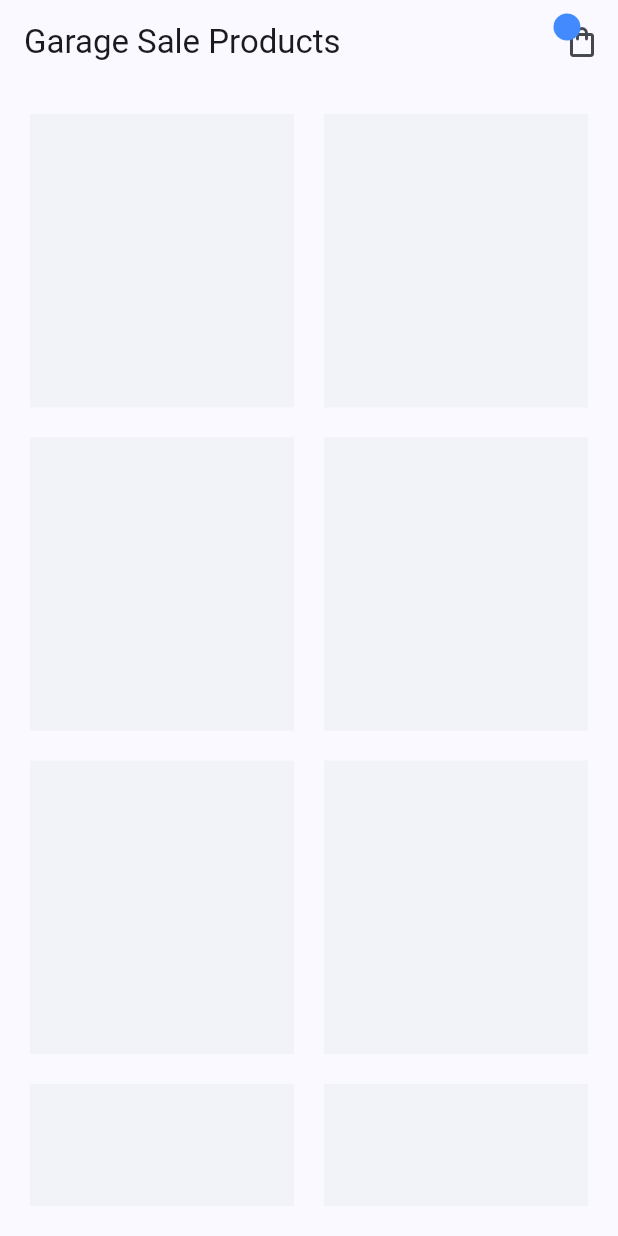
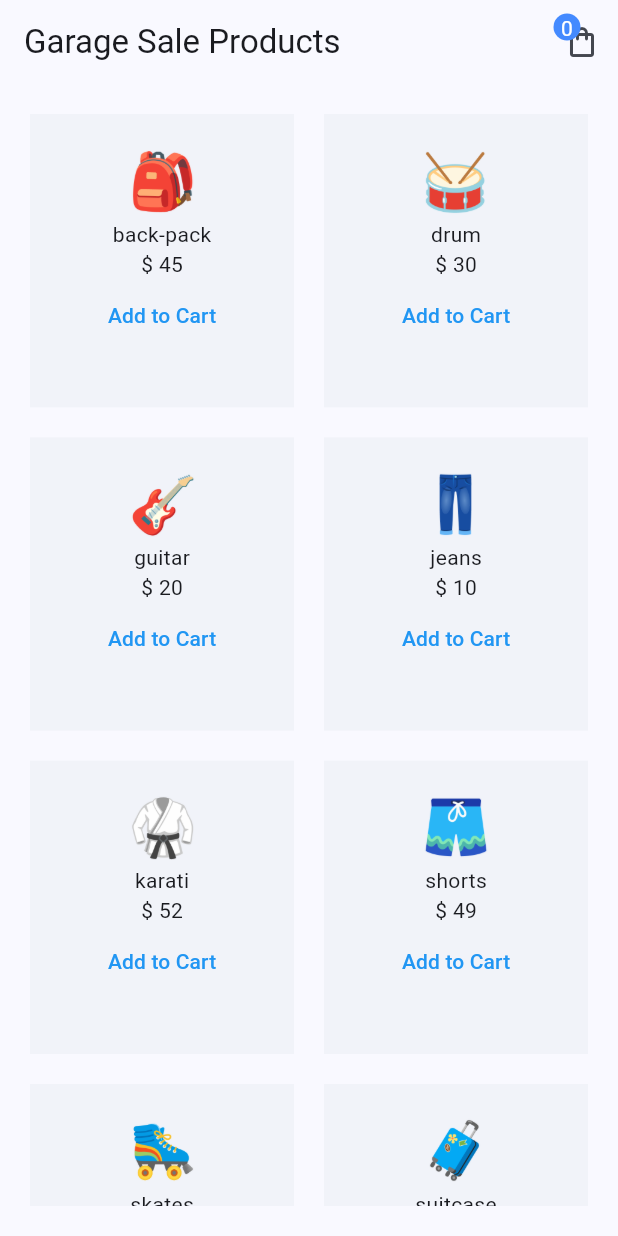
Before and after one commit to pranav-deshpande6224/apps, a Flutter app: the screen it shows after launch, on a phone screen of 412 x 824 dp. Run offline on Flutter 3.47's test engine with Material 3 defaults, Android fonts, the phone set to English and light mode, and no system bars; our stand-ins replace flutter_riverpod.

Commit message:
riverpod basics net ninja

```diff
--- a/flutter-riverpod-tutorial-starter-project/lib/main.dart
+++ b/flutter-riverpod-tutorial-starter-project/lib/main.dart
@@ -1,8 +1,9 @@
 import 'package:flutter/material.dart';
+import 'package:flutter_riverpod/flutter_riverpod.dart';
 import 'package:riverpod_files/screens/home/home_screen.dart';
 
 void main() {
-  runApp(const MyApp());
+  runApp( const ProviderScope(child: MyApp()));
 }
 
 class MyApp extends StatelessWidget {
--- /dev/null
+++ b/flutter-riverpod-tutorial-starter-project/lib/providers/products_provider.dart
@@ -0,0 +1,36 @@
+import 'package:flutter_riverpod/flutter_riverpod.dart';
+import 'package:riverpod_files/models/product.dart';
+
+const List<Product> allProducts = [
+  Product(
+      id: '1',
+      title: 'back-pack',
+      price: 45,
+      image: 'assets/products/backpack.png'),
+  Product(id: '2', title: 'drum', price: 30, image: 'assets/products/drum.png'),
+  Product(
+      id: '3', title: 'guitar', price: 20, image: 'assets/products/guitar.png'),
+  Product(
+      id: '4', title: 'jeans', price: 10, image: 'assets/products/jeans.png'),
+  Product(
+      id: '5', title: 'karati', price: 52, image: 'assets/products/karati.png'),
+  Product(
+      id: '6', title: 'shorts', price: 49, image: 'assets/products/shorts.png'),
+  Product(
+      id: '7', title: 'skates', price: 79, image: 'assets/products/skates.png'),
+  Product(
+      id: '8',
+      title: 'suitcase',
+      price: 67,
+      image: 'assets/products/suitcase.png'),
+];
+
+final allProductsProvider = Provider((ref) {
+  return allProducts;
+});
+
+final reducedproductsProvider = Provider((ref) {
+  return allProducts.where((element) {
+    return element.price <= 50;
+  });
+});
--- a/flutter-riverpod-tutorial-starter-project/lib/screens/home/home_screen.dart
+++ b/flutter-riverpod-tutorial-starter-project/lib/screens/home/home_screen.dart
@@ -1,11 +1,17 @@
 import 'package:flutter/material.dart';
+import 'package:flutter_riverpod/flutter_riverpod.dart';
+import 'package:riverpod_files/providers/cart_provider.dart';
+import 'package:riverpod_files/providers/products_provider.dart';
 import 'package:riverpod_files/shared/cart_icon.dart';
 
-class HomeScreen extends StatelessWidget {
+class HomeScreen extends ConsumerWidget {
   const HomeScreen({super.key});
 
   @override
-  Widget build(BuildContext context) {
+  Widget build(BuildContext context, WidgetRef ref) {
+    print('build of consumer widget');
+    final allProducts = ref.watch(allProductsProvider);
+    final cartProducts = ref.watch(cartNotifierProvider);
     return Scaffold(
       appBar: AppBar(
         title: const Text('Garage Sale Products'),
@@ -14,17 +20,50 @@ class HomeScreen extends StatelessWidget {
       body: Padding(
         padding: const EdgeInsets.all(20),
         child: GridView.builder(
-          itemCount: 8,
-          gridDelegate:const SliverGridDelegateWithFixedCrossAxisCount(
+          itemCount: allProducts.length,
+          gridDelegate: const SliverGridDelegateWithFixedCrossAxisCount(
             crossAxisCount: 2,
             mainAxisSpacing: 20,
             crossAxisSpacing: 20,
             childAspectRatio: 0.9,
           ),
-          itemBuilder:(context, index) {
+          itemBuilder: (context, index) {
             return Container(
-              padding: const EdgeInsets.all(20),
+              padding: const EdgeInsets.only(top: 20),
               color: Colors.blueGrey.withOpacity(0.05),
+              child: Column(
+                children: [
+                  Image.asset(
+                    allProducts[index].image,
+                    height: 50,
+                    width: 50,
+                  ),
+                  Text(allProducts[index].title),
+                  Text('\$ ${allProducts[index].price}'),
+                  if (cartProducts.contains(allProducts[index]))
+                    TextButton(
+                        onPressed: () {
+                          ref.read(cartNotifierProvider.notifier).removeProduct(
+                                allProducts[index],
+                              );
+                        },
+                        child: const Text(
+                          'Remove',
+                          style: TextStyle(color: Colors.blueGrey),
+                        )),
+                  if (!cartProducts.contains(allProducts[index]))
+                    TextButton(
+                        onPressed: () {
+                          ref.read(cartNotifierProvider.notifier).addProduct(
+                                allProducts[index],
+                              );
+                        },
+                        child: const Text(
+                          'Add to Cart',
+                          style: TextStyle(color: Colors.blue),
+                        ))
+                ],
+              ),
             );
           },
         ),
--- a/flutter-riverpod-tutorial-starter-project/lib/shared/cart_icon.dart
+++ b/flutter-riverpod-tutorial-starter-project/lib/shared/cart_icon.dart
@@ -1,11 +1,15 @@
 import 'package:flutter/material.dart';
+import 'package:flutter_riverpod/flutter_riverpod.dart';
+import 'package:riverpod_files/providers/cart_provider.dart';
 import 'package:riverpod_files/screens/cart/cart_screen.dart';
 
-class CartIcon extends StatelessWidget {
+class CartIcon extends ConsumerWidget {
   const CartIcon({super.key});
 
   @override
-  Widget build(BuildContext context) {
+  Widget build(BuildContext context, WidgetRef ref) {
+    final cart = ref.watch(cartNotifierProvider);
+
     return Stack(
       children: [
         IconButton(
@@ -27,6 +31,10 @@ class CartIcon extends StatelessWidget {
               borderRadius: BorderRadius.circular(10),
               color: Colors.blueAccent,
             ),
+            child: Text(
+              cart.isEmpty ? '0' : '${cart.length}',
+              style: const TextStyle(color: Colors.white),
+            ),
           ),
         ),
       ],
```
Also changed, not shown: flutter-riverpod-tutorial-starter-project/lib/providers/cart_provider.dart (added, +32 -0 lines), flutter-riverpod-tutorial-starter-project/lib/screens/cart/cart_screen.dart (+43 -12 lines).
